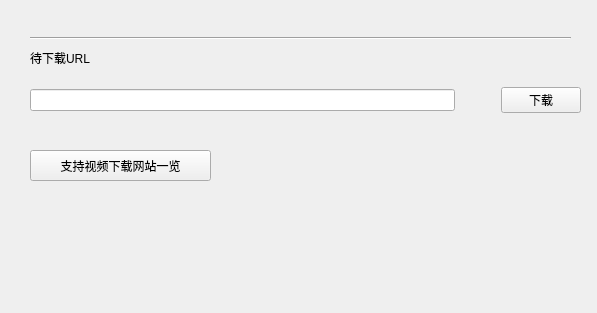
Old version of the form video_download.ui in the repository Rockyzsu/videodownload_pyqt.
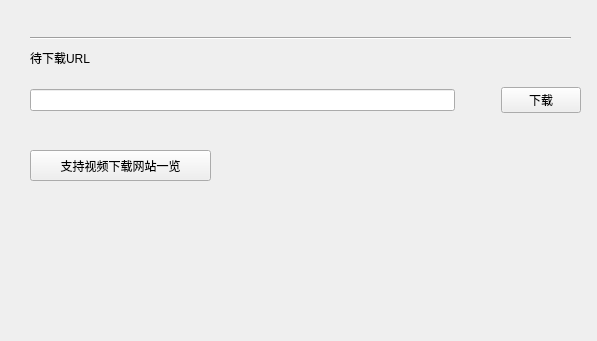
New version of the form.

The edit to the form file:
```diff
--- a/video_download.ui
+++ b/video_download.ui
@@ -7,7 +7,7 @@
     <x>0</x>
     <y>0</y>
     <width>597</width>
-    <height>313</height>
+    <height>341</height>
    </rect>
   </property>
   <property name="minimumSize">
```
